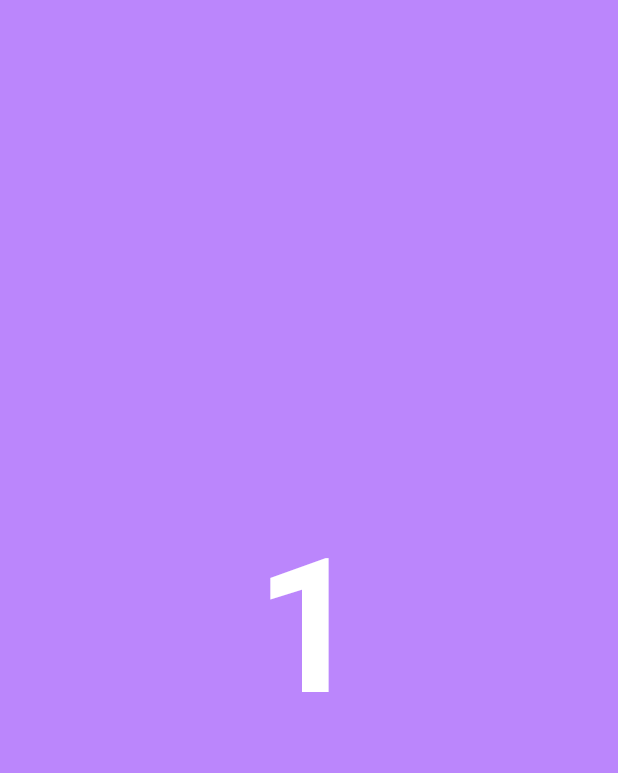
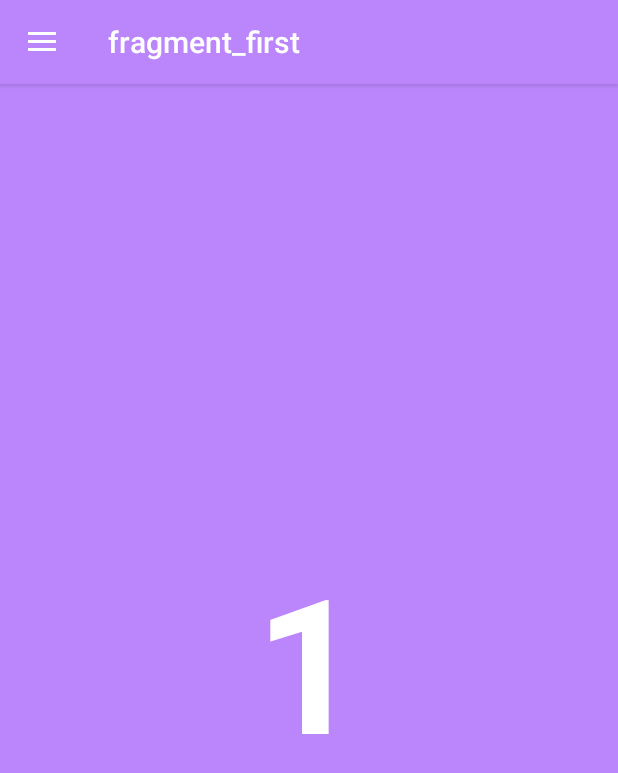
Before and after one commit to RainBowT0506/StevdzaSan-NavigationComponent, an Android app: the screen it shows after launch (MainActivity), on a phone screen of 412 x 824 dp. Shown: the top 773 px of the screen. Run offline under Robolectric (Android 15) with nearby library versions, the phone set to English and light mode, and no system bars; our stand-ins replace navigation-ui.

Commit message:
feat: Navigation Drawer
Implement Navigation Drawer with Navigation Component

- Add DrawerLayout as the root layout element in activity_main.xml
- Add NavigationView for the drawer menu
- Initialize NavController and AppBarConfiguration in MainActivity
- Set up NavigationView with NavController
- Implement menu for Navigation Drawer
- Override onSupportNavigateUp method for drawer navigation
- Add OnDestinationChangedListener to change action bar background color based on fragment
- Create drawer_menu.xml for navigation drawer items

```diff
--- a/app/src/main/java/com/example/stevdzasan_navigationcomponent/MainActivity.kt
+++ b/app/src/main/java/com/example/stevdzasan_navigationcomponent/MainActivity.kt
@@ -1,11 +1,61 @@
 package com.example.stevdzasan_navigationcomponent
 
+import android.graphics.drawable.ColorDrawable
 import androidx.appcompat.app.AppCompatActivity
 import android.os.Bundle
+import androidx.drawerlayout.widget.DrawerLayout
+import androidx.navigation.NavController
+import androidx.navigation.findNavController
+import androidx.navigation.ui.AppBarConfiguration
+import androidx.navigation.ui.NavigationUI
+import androidx.navigation.ui.navigateUp
+import androidx.navigation.ui.setupActionBarWithNavController
+import androidx.navigation.ui.setupWithNavController
+import com.google.android.material.navigation.NavigationView
 
 class MainActivity : AppCompatActivity() {
+
+    private lateinit var navController: NavController
+    private lateinit var drawerLayout: DrawerLayout
+    private lateinit var appBarConfiguration: AppBarConfiguration
+    private lateinit var navigationView: NavigationView
+
+    private lateinit var listener: NavController.OnDestinationChangedListener
+
     override fun onCreate(savedInstanceState: Bundle?) {
         super.onCreate(savedInstanceState)
         setContentView(R.layout.activity_main)
+
+        navController = findNavController(R.id.fragment)
+        drawerLayout = findViewById(R.id.drawer_layout)
+        appBarConfiguration = AppBarConfiguration(navController.graph, drawerLayout)
+        navigationView = findViewById(R.id.navigationView)
+
+        navigationView.setupWithNavController(navController)
+        setupActionBarWithNavController(navController, appBarConfiguration)
+
+        listener =
+            NavController.OnDestinationChangedListener { controller, destination, arguments ->
+                if (destination.id == R.id.firstFragment) {
+                    supportActionBar?.setBackgroundDrawable(ColorDrawable(getColor(R.color.purple_200)))
+                } else if (destination.id == R.id.secondFragment) {
+                    supportActionBar?.setBackgroundDrawable(ColorDrawable(getColor(R.color.purple_500)))
+                }
+            }
+    }
+
+    override fun onResume() {
+        super.onResume()
+        navController.addOnDestinationChangedListener(listener)
+    }
+
+    override fun onPause() {
+        super.onPause()
+        navController.removeOnDestinationChangedListener(listener)
+    }
+
+    override fun onSupportNavigateUp(): Boolean {
+        val navController = findNavController(R.id.fragment)
+        return navController.navigateUp(appBarConfiguration) || super.onSupportNavigateUp()
     }
 }
--- a/app/src/main/res/layout/activity_main.xml
+++ b/app/src/main/res/layout/activity_main.xml
@@ -1,13 +1,14 @@
 <?xml version="1.0" encoding="utf-8"?>
-<androidx.constraintlayout.widget.ConstraintLayout xmlns:android="http://schemas.android.com/apk/res/android"
+<androidx.drawerlayout.widget.DrawerLayout xmlns:android="http://schemas.android.com/apk/res/android"
     xmlns:app="http://schemas.android.com/apk/res-auto"
     xmlns:tools="http://schemas.android.com/tools"
+    android:id="@+id/drawer_layout"
     android:layout_width="match_parent"
     android:layout_height="match_parent"
     tools:context=".MainActivity">
 
-    <androidx.fragment.app.FragmentContainerView
-        android:id="@+id/fragmentContainerView"
+    <fragment
+        android:id="@+id/fragment"
         android:name="androidx.navigation.fragment.NavHostFragment"
         android:layout_width="match_parent"
         android:layout_height="match_parent"
@@ -16,4 +17,11 @@
         tools:layout_editor_absoluteX="1dp"
         tools:layout_editor_absoluteY="1dp" />
 
-</androidx.constraintlayout.widget.ConstraintLayout>
+    <com.google.android.material.navigation.NavigationView
+        android:id="@+id/navigationView"
+        android:layout_width="match_parent"
+        android:layout_height="match_parent"
+        android:layout_gravity="start"
+        app:menu="@menu/drawer_menu" />
+
+</androidx.drawerlayout.widget.DrawerLayout>
--- /dev/null
+++ b/app/src/main/res/menu/drawer_menu.xml
@@ -0,0 +1,19 @@
+<?xml version="1.0" encoding="utf-8"?>
+<menu xmlns:android="http://schemas.android.com/apk/res/android">
+
+    <group
+        android:layout_width="match_parent"
+        android:layout_height="match_parent"
+        android:checkableBehavior="single">
+        <item
+            android:id="@+id/firstFragment"
+            android:layout_width="wrap_content"
+            android:layout_height="wrap_content"
+            android:title="Home" />
+        <item
+            android:id="@+id/secondFragment"
+            android:layout_width="wrap_content"
+            android:layout_height="wrap_content"
+            android:title="Second" />
+    </group>
+</menu>
--- a/app/src/main/res/values/themes.xml
+++ b/app/src/main/res/values/themes.xml
@@ -1,8 +1,9 @@
 <resources xmlns:tools="http://schemas.android.com/tools">
     <!-- Base application theme. -->
-    <style name="Base.Theme.StevdzaSanNavigationComponent" parent="Theme.Material3.DayNight.NoActionBar">
-        <!-- Customize your light theme here. -->
-        <!-- <item name="colorPrimary">@color/my_light_primary</item> -->
+    <style name="Base.Theme.StevdzaSanNavigationComponent" parent="Theme.AppCompat.Light.DarkActionBar">
+        <item name="colorPrimary">@color/red_500</item>
+        <item name="colorPrimaryDark">@color/orange_500</item>
+        <item name="colorAccent">@color/yellow_500</item>
     </style>
 
     <style name="Theme.StevdzaSanNavigationComponent" parent="Base.Theme.StevdzaSanNavigationComponent" />
```
